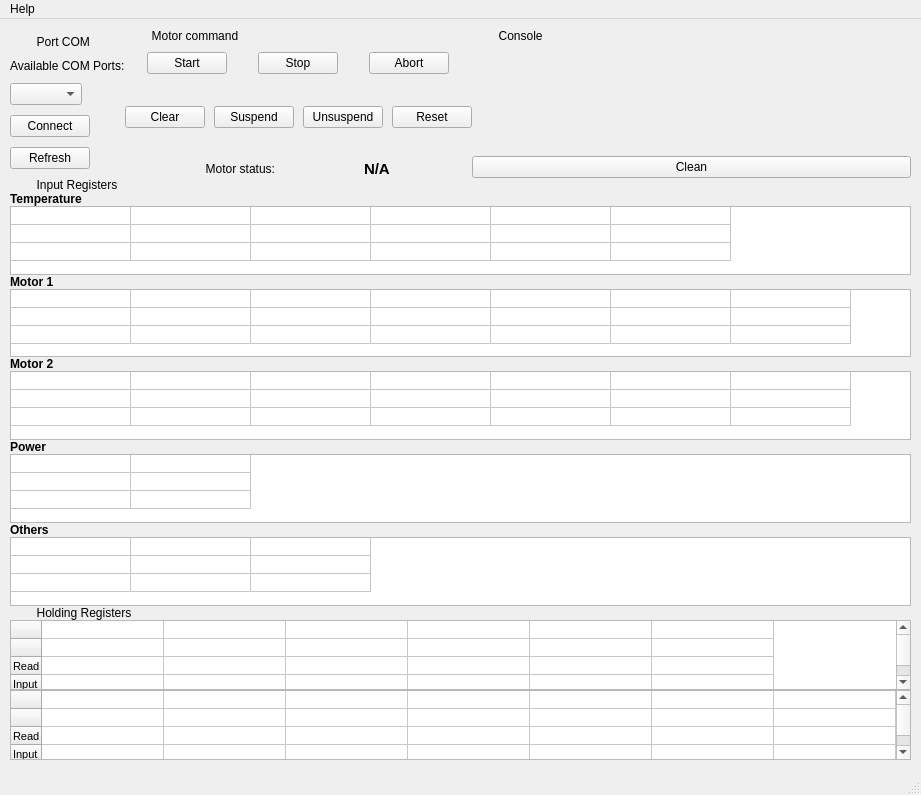
The window that front/style/main_window.ui (equium-energy/power_electronic_controler_HMI) describes before a commit, drawn with Qt 5.
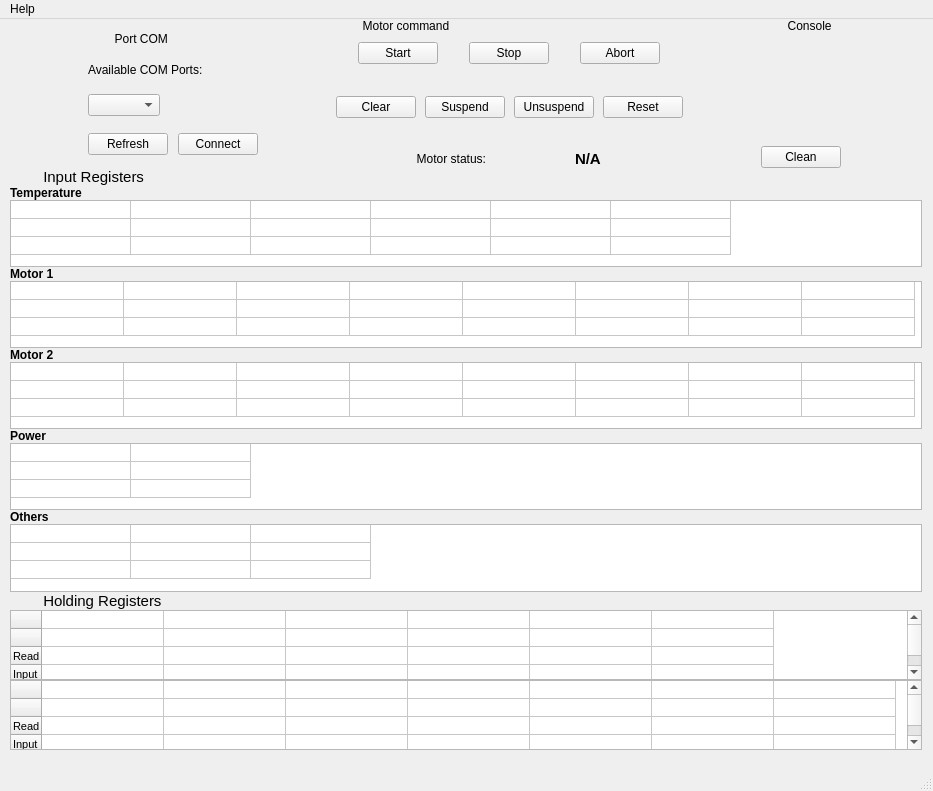
The same window after the commit.

Commit message: :art: Add new input registers (DC current for the motor)

The edit to the form file:
```diff
--- a/front/style/main_window.ui
+++ b/front/style/main_window.ui
@@ -6,8 +6,8 @@
    <rect>
     <x>0</x>
     <y>0</y>
-    <width>921</width>
-    <height>795</height>
+    <width>933</width>
+    <height>791</height>
    </rect>
   </property>
   <property name="windowTitle">
@@ -18,8 +18,8 @@
     <property name="geometry">
      <rect>
       <x>10</x>
-      <y>10</y>
-      <width>901</width>
+      <y>0</y>
+      <width>912</width>
       <height>731</height>
      </rect>
     </property>
@@ -82,18 +82,10 @@
           </widget>
          </item>
          <item>
-          <widget class="QPushButton" name="pushButton_conncet">
-           <property name="sizePolicy">
-            <sizepolicy hsizetype="Maximum" vsizetype="Maximum">
-             <horstretch>0</horstretch>
-             <verstretch>0</verstretch>
-            </sizepolicy>
+          <layout class="QHBoxLayout" name="horizontalLayout_4">
+           <property name="spacing">
+            <number>10</number>
            </property>
-           <property name="text">
-            <string>Connect</string>
-           </property>
-          </widget>
-         </item>
          <item>
           <widget class="QPushButton" name="pushButton_refresh">
            <property name="sizePolicy">
@@ -107,6 +99,21 @@
            </property>
           </widget>
          </item>
+           <item>
+            <widget class="QPushButton" name="pushButton_conncet">
+             <property name="sizePolicy">
+              <sizepolicy hsizetype="Maximum" vsizetype="Maximum">
+               <horstretch>0</horstretch>
+               <verstretch>0</verstretch>
+              </sizepolicy>
+             </property>
+             <property name="text">
+              <string>Connect</string>
+             </property>
+            </widget>
+           </item>
+          </layout>
+         </item>
         </layout>
        </item>
        <item>
@@ -332,7 +339,15 @@
           </widget>
          </item>
          <item>
+          <layout class="QHBoxLayout" name="horizontalLayout_8">
+           <item>
           <widget class="QPushButton" name="pushButton_console">
+             <property name="sizePolicy">
+              <sizepolicy hsizetype="Maximum" vsizetype="Fixed">
+               <horstretch>0</horstretch>
+               <verstretch>0</verstretch>
+              </sizepolicy>
+             </property>
            <property name="text">
             <string>Clean</string>
            </property>
@@ -342,6 +357,8 @@
        </item>
       </layout>
      </item>
+      </layout>
+     </item>
      <item>
       <layout class="QHBoxLayout" name="horizontalLayout_2">
        <property name="spacing">
@@ -362,6 +379,7 @@
            </property>
            <property name="font">
             <font>
+             <pointsize>11</pointsize>
              <underline>false</underline>
             </font>
            </property>
@@ -520,7 +538,7 @@
             <bool>true</bool>
            </attribute>
            <attribute name="horizontalHeaderDefaultSectionSize">
-            <number>120</number>
+            <number>113</number>
            </attribute>
            <attribute name="verticalHeaderVisible">
             <bool>false</bool>
@@ -581,6 +599,11 @@
              <string/>
             </property>
            </column>
+           <column>
+            <property name="text">
+             <string/>
+            </property>
+           </column>
           </widget>
          </item>
          <item>
@@ -621,7 +644,7 @@
             <bool>false</bool>
            </attribute>
            <attribute name="horizontalHeaderDefaultSectionSize">
-            <number>120</number>
+            <number>113</number>
            </attribute>
            <attribute name="verticalHeaderVisible">
             <bool>false</bool>
@@ -682,6 +705,11 @@
              <string/>
             </property>
            </column>
+           <column>
+            <property name="text">
+             <string/>
+            </property>
+           </column>
           </widget>
          </item>
          <item>
@@ -866,6 +894,7 @@
          </property>
          <property name="font">
           <font>
+           <pointsize>11</pointsize>
            <underline>false</underline>
           </font>
          </property>
@@ -1037,7 +1066,7 @@
     <rect>
      <x>0</x>
      <y>0</y>
-     <width>921</width>
+     <width>933</width>
      <height>33</height>
     </rect>
    </property>
```
Lines whose indentation alone changed are shown as unchanged. The commit also changes 2 other files.
